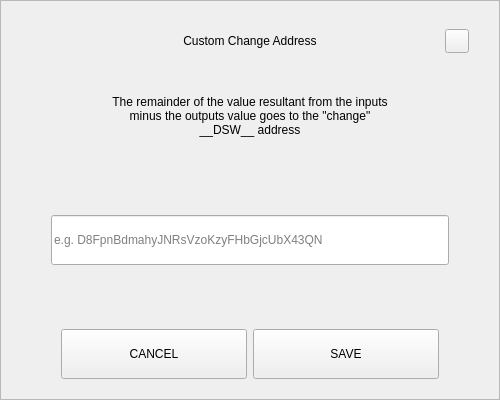
Qt form src/qt/pivx/forms/sendchangeaddressdialog.ui (decenomy/DSW) before a commit.
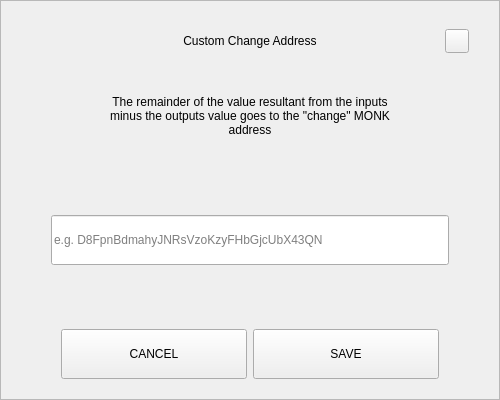
The same form after that commit.

Commit message: Replace standard coin unit __DSW__ by MONK

Diff of the .ui file:
```diff
--- a/src/qt/pivx/forms/sendchangeaddressdialog.ui
+++ b/src/qt/pivx/forms/sendchangeaddressdialog.ui
@@ -164,7 +164,7 @@
          </size>
         </property>
         <property name="text">
-         <string>The remainder of the value resultant from the inputs minus the outputs value goes to the &quot;change&quot; __DSW__ address</string>
+         <string>The remainder of the value resultant from the inputs minus the outputs value goes to the &quot;change&quot; MONK address</string>
         </property>
         <property name="alignment">
          <set>Qt::AlignCenter</set>
```
The commit also changes 9 other files.
